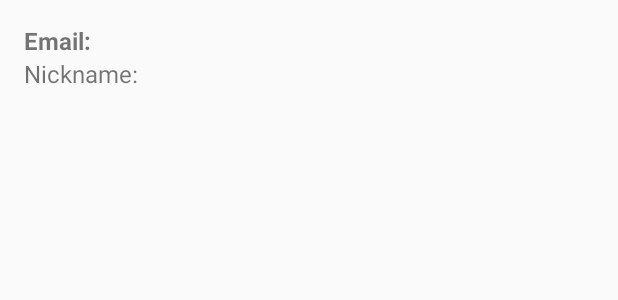
After one commit to hyunbin1/NAWA_Android, an Android app: the layout activity_myprofile.xml on its own in the app's theme, with its tools: preview values and no code run, on a phone screen of 412 x 824 dp. The commit adds this screen. Shown: the top 300 px of the screen. Run offline under Robolectric (Android 15) with nearby library versions, the phone set to English and light mode, and no system bars.

Commit message:
[Add] 유저 정보 get 요청, 마이페이지 접근

```diff
--- a/app/src/main/AndroidManifest.xml
+++ b/app/src/main/AndroidManifest.xml
@@ -17,6 +17,8 @@ package="com.example.myapplication">
         android:exported="true" />
     <activity android:name=".ui.LoginActivity"
         android:exported="true" />
+    <activity android:name=".ui.MyProfileActivity"
+        android:exported="true"/>
     <activity android:name=".ui.NoticeListActivity"
         android:exported="true"/>
     <activity android:name=".ui.NoticeDetailActivity"
--- a/app/src/main/res/layout/activity_main.xml
+++ b/app/src/main/res/layout/activity_main.xml
@@ -18,7 +18,9 @@
             android:orientation="vertical"
             android:background="@color/background">
 
-            <include layout="@layout/toolbar"/>
+            <include
+                layout="@layout/toolbar"
+                android:id="@+id/mainToolBar" />
 
             <androidx.cardview.widget.CardView
                 android:layout_width="wrap_content"
--- /dev/null
+++ b/app/src/main/res/layout/activity_myprofile.xml
@@ -0,0 +1,24 @@
+<?xml version="1.0" encoding="utf-8"?>
+<LinearLayout xmlns:android="http://schemas.android.com/apk/res/android"
+    android:layout_width="match_parent"
+    android:layout_height="match_parent"
+    android:orientation="vertical"
+    android:padding="16dp">
+
+    <TextView
+        android:id="@+id/userEmail"
+        android:layout_width="wrap_content"
+        android:layout_height="wrap_content"
+        android:textSize="16sp"
+        android:textStyle="bold"
+        android:text="Email: "/>
+
+    <TextView
+        android:id="@+id/userNickname"
+        android:layout_width="wrap_content"
+        android:layout_height="wrap_content"
+        android:textSize="16sp"
+        android:text="Nickname: "/>
+
+    <!-- 다른 사용자 정보 표시 TextView들 추가 -->
+</LinearLayout>
--- a/app/src/main/res/values/themes.xml
+++ b/app/src/main/res/values/themes.xml
@@ -1,13 +1,19 @@
 <resources xmlns:tools="http://schemas.android.com/tools">
     <!-- Base application theme. -->
-    <style name="Base.Theme.NAWA" parent="Theme.AppCompat.DayNight">
-        <!-- Customize your light theme here. -->
+    <style name="AppTheme" parent="Theme.AppCompat.Light.NoActionBar">
+        <!-- Customize your theme here. -->
+        <item name="windowActionBar">false</item>
+        <item name="windowNoTitle">true</item>
         <item name="colorPrimary">@color/background</item>
+        <!-- <item name="colorPrimary">@color/orange</item> -->
+    </style>
 
-        <!--        <item name="colorPrimary">@color/orange</item>-->
-    </style>
     <style name="ActionBarTextColor" parent="android:TextAppearance.Holo.Widget.ActionBar.Title">
         <item name="android:textColor">@color/black</item>
     </style>
-    <style name="Theme.NAWA" parent="Base.Theme.NAWA" />
+
+    <!-- Custom theme definition if needed -->
+    <style name="Theme.NAWA" parent="Theme.AppCompat.Light.NoActionBar">
+        <!-- Customize your theme here -->
+    </style>
 </resources>
```
Also changed, not shown: app/src/main/java/com/example/myapplication/data/model/Member.kt (added, +33 -0 lines), app/src/main/java/com/example/myapplication/data/remote/ApiService.kt (+6 -5 lines), app/src/main/java/com/example/myapplication/ui/MainActivity.kt (+58 -0 lines), app/src/main/java/com/example/myapplication/ui/MyProfileActivity.kt (added, +57 -0 lines).
